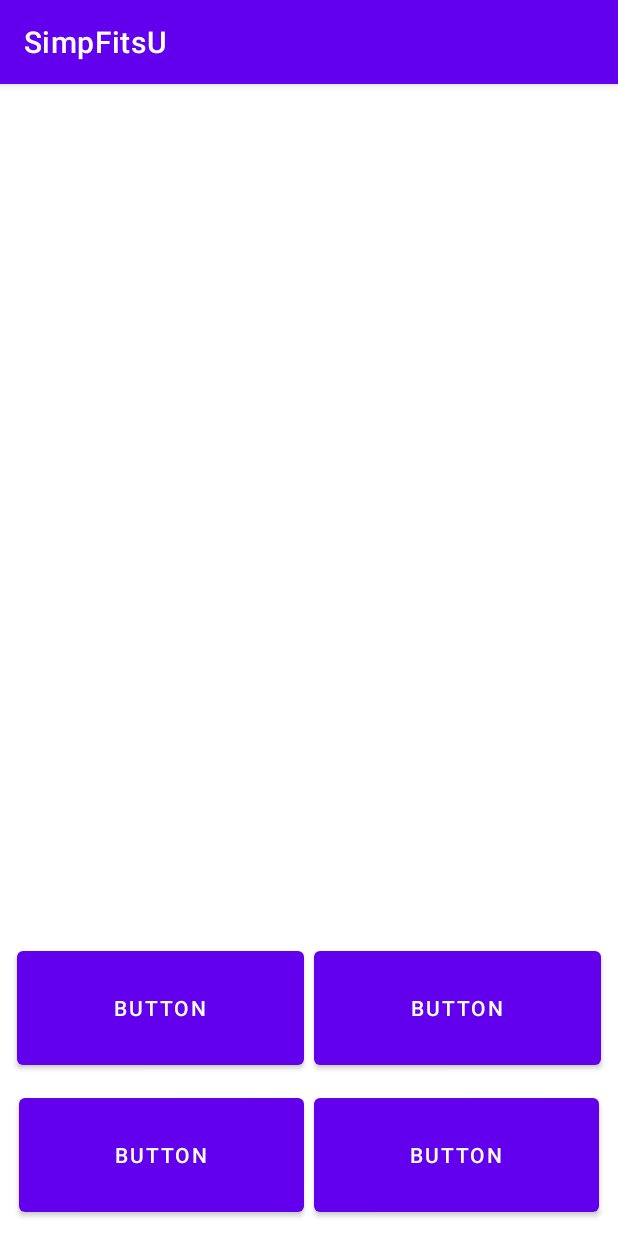
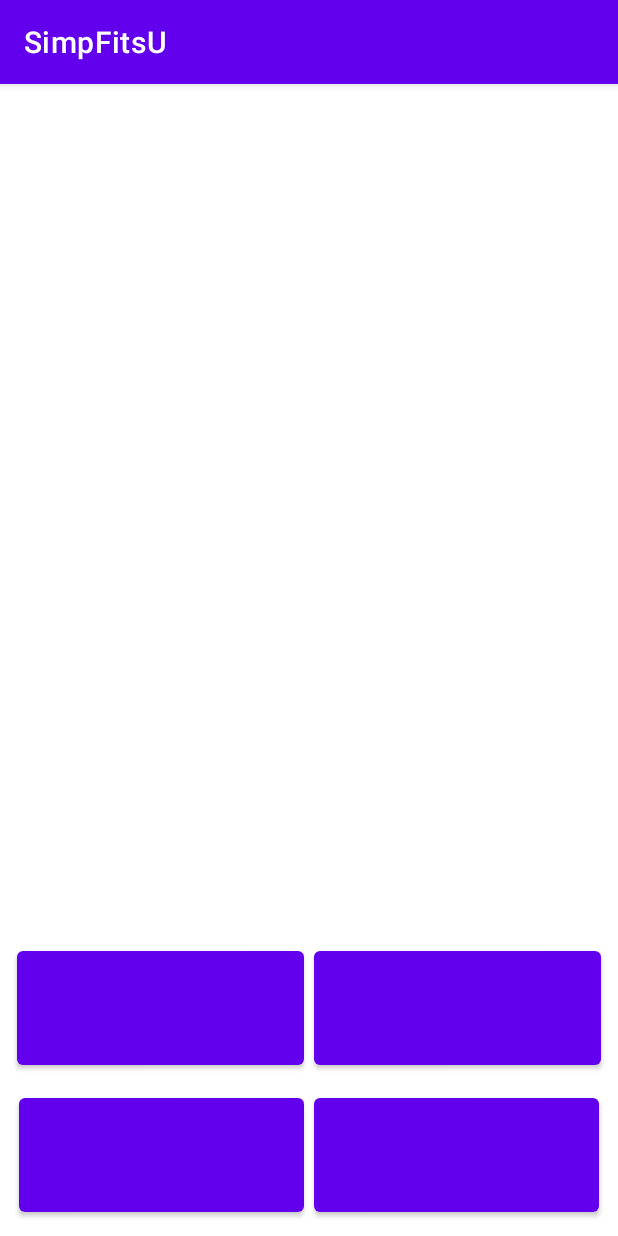
Before and after one commit to ZeonKing/Simp-Fits-U, an Android app: the Play screen opened directly, with no data from a screen before it, on a phone screen of 412 x 824 dp. Run offline under Robolectric (Android 15) with nearby library versions, the phone set to English and light mode, and no system bars; libraries missing offline, so code that uses them is left out: androidx.core.graphics; 1 statement that could not run was skipped.

Commit message:
add stories

```diff
--- a/app/src/main/java/com/example/simpfitsu/Play.java
+++ b/app/src/main/java/com/example/simpfitsu/Play.java
@@ -4,7 +4,10 @@ import androidx.appcompat.app.AppCompatActivity;
 
 import android.os.Bundle;
 
+import static androidx.core.graphics.drawable.IconCompat.getResources;
+
 public class Play extends AppCompatActivity {
+    String[] option1 = getResources().getStringArray(R.array.optionstory1);
 
     @Override
     protected void onCreate(Bundle savedInstanceState) {
--- a/app/src/main/res/layout/activity_play.xml
+++ b/app/src/main/res/layout/activity_play.xml
@@ -15,7 +15,6 @@
         android:layout_marginEnd="3dp"
         android:layout_marginRight="3dp"
         android:layout_marginBottom="10dp"
-        android:text="Button"
         app:layout_constraintBottom_toTopOf="@+id/button3"
         app:layout_constraintEnd_toStartOf="@+id/option2"
         app:layout_constraintStart_toStartOf="parent" />
@@ -29,7 +28,6 @@
         android:layout_marginEnd="16dp"
         android:layout_marginRight="16dp"
         android:layout_marginBottom="10dp"
-        android:text="Button"
         app:layout_constraintBottom_toTopOf="@+id/button4"
         app:layout_constraintEnd_toEndOf="parent"
         app:layout_constraintStart_toEndOf="@+id/option1" />
@@ -43,7 +41,6 @@
         android:layout_marginEnd="3dp"
         android:layout_marginRight="3dp"
         android:layout_marginBottom="10dp"
-        android:text="Button"
         app:layout_constraintBottom_toBottomOf="parent"
         app:layout_constraintEnd_toStartOf="@+id/button4"
         app:layout_constraintStart_toStartOf="parent" />
@@ -57,7 +54,6 @@
         android:layout_marginEnd="16dp"
         android:layout_marginRight="16dp"
         android:layout_marginBottom="10dp"
-        android:text="Button"
         app:layout_constraintBottom_toBottomOf="parent"
         app:layout_constraintEnd_toEndOf="parent"
         app:layout_constraintStart_toEndOf="@+id/button3" />
@@ -66,7 +62,13 @@
         android:id="@+id/imageView2"
         android:layout_width="400dp"
         android:layout_height="353dp"
-        app:srcCompat="@android:drawable/divider_horizontal_dim_dark"
-        tools:layout_editor_absoluteX="5dp"
-        tools:layout_editor_absoluteY="16dp" />
+        android:layout_marginStart="5dp"
+        android:layout_marginLeft="5dp"
+        android:layout_marginTop="16dp"
+        android:layout_marginEnd="6dp"
+        android:layout_marginRight="6dp"
+        app:layout_constraintEnd_toEndOf="parent"
+        app:layout_constraintStart_toStartOf="parent"
+        app:layout_constraintTop_toTopOf="parent"
+        app:srcCompat="@android:drawable/divider_horizontal_dim_dark" />
 </androidx.constraintlayout.widget.ConstraintLayout>
--- a/app/src/main/res/values/strings.xml
+++ b/app/src/main/res/values/strings.xml
@@ -10,6 +10,6 @@
     <string name="next">Next</string>
     <string name="previous">Previous</string>
 
-    <string name="hello_first_fragment">Hello first fragment</string>
+    <string name="story1">Hello first fragment</string>
     <string name="hello_second_fragment">Hello second fragment. Arg: %1$s</string>
 </resources>
```
Also changed, not shown: app/src/main/java/com/example/simpfitsu/MainActivity.java (+2 -8 lines), app/src/main/java/com/example/simpfitsu/classes/Story.java (deleted, +0 -20 lines), app/src/main/java/com/example/simpfitsu/classes/discardStory.java (deleted, +0 -8 lines), app/src/main/java/com/example/simpfitsu/classes/storyManager.java (+11 -10 lines), app/src/main/res/values/optionStory1.xml (added, +28 -0 lines), app/src/main/res/drawable/story1.png (added), app/src/main/res/drawable/story2.png (added), app/src/main/res/drawable/story3.png (added).
